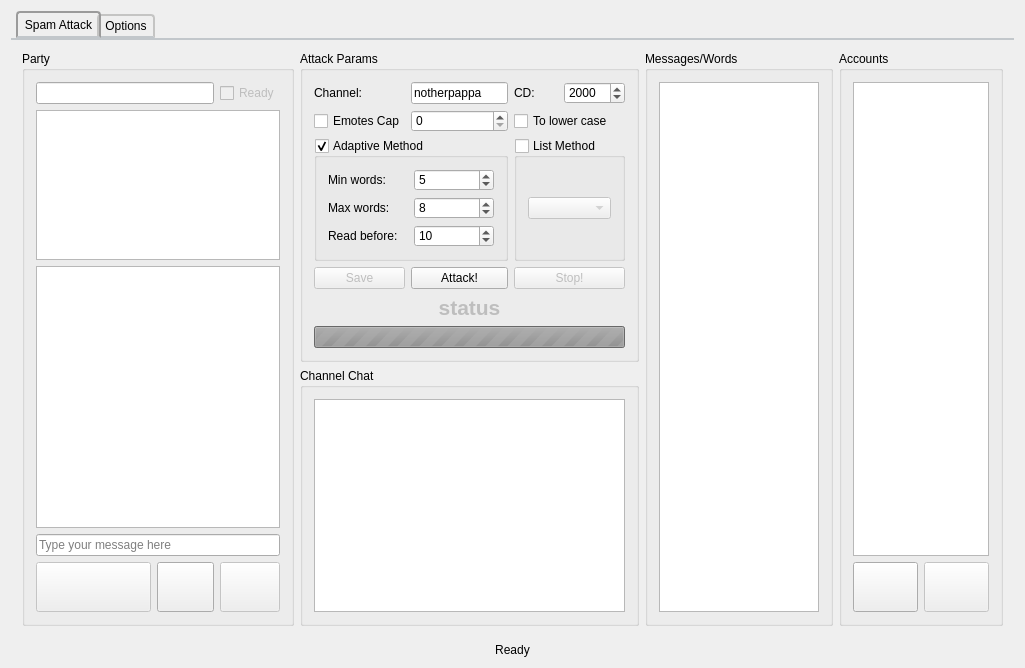
Above: mainwindow.ui from SpaceWind/cyber_jihad_bot_client before the change. Below: the same form after it.
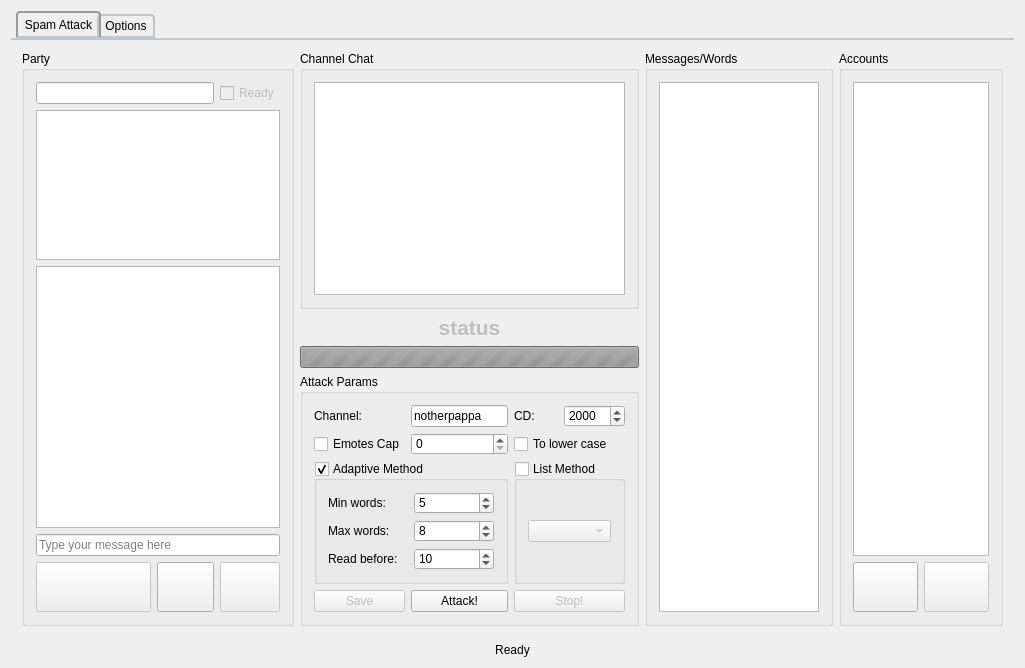
That is the form after the change. Icons and pictures are not drawn. Custom widgets are drawn as their Qt base class.

Patch:
```diff
--- a/mainwindow.ui
+++ b/mainwindow.ui
@@ -108,31 +108,7 @@
         <string>Spam Attack</string>
        </attribute>
        <layout class="QGridLayout" name="gridLayout_8">
-        <item row="1" column="1">
-         <widget class="QGroupBox" name="chatbox">
-          <property name="sizePolicy">
-           <sizepolicy hsizetype="Preferred" vsizetype="Expanding">
-            <horstretch>0</horstretch>
-            <verstretch>0</verstretch>
-           </sizepolicy>
-          </property>
-          <property name="minimumSize">
-           <size>
-            <width>0</width>
-            <height>0</height>
-           </size>
-          </property>
-          <property name="title">
-           <string>Channel Chat</string>
-          </property>
-          <layout class="QGridLayout" name="gridLayout_3">
-           <item row="0" column="0">
-            <widget class="ImageTextBrowser" name="channel_chat"/>
-           </item>
-          </layout>
-         </widget>
-        </item>
-        <item row="0" column="0" rowspan="2">
+        <item row="1" column="0" rowspan="4">
          <widget class="QGroupBox" name="party_box">
           <property name="sizePolicy">
            <sizepolicy hsizetype="Expanding" vsizetype="Preferred">
@@ -267,7 +243,7 @@
           </layout>
          </widget>
         </item>
-        <item row="0" column="3" rowspan="2">
+        <item row="1" column="3" rowspan="4">
          <widget class="QGroupBox" name="accounts_box">
           <property name="minimumSize">
            <size>
@@ -344,7 +320,7 @@
           </layout>
          </widget>
         </item>
-        <item row="0" column="2" rowspan="2">
+        <item row="1" column="2" rowspan="4">
          <widget class="QGroupBox" name="Words_box">
           <property name="maximumSize">
            <size>
@@ -362,7 +338,7 @@
           </layout>
          </widget>
         </item>
-        <item row="0" column="1">
+        <item row="4" column="1">
          <widget class="QGroupBox" name="attack_box">
           <property name="enabled">
            <bool>true</bool>
@@ -383,48 +359,6 @@
            <string>Attack Params</string>
           </property>
           <layout class="QGridLayout" name="gridLayout_4">
-           <item row="7" column="0" colspan="4">
-            <widget class="QProgressBar" name="progress">
-             <property name="enabled">
-              <bool>false</bool>
-             </property>
-             <property name="maximum">
-              <number>0</number>
-             </property>
-             <property name="value">
-              <number>0</number>
-             </property>
-             <property name="textVisible">
-              <bool>false</bool>
-             </property>
-             <property name="format">
-              <string/>
-             </property>
-            </widget>
-           </item>
-           <item row="6" column="0" colspan="4">
-            <widget class="QLabel" name="attack_status">
-             <property name="enabled">
-              <bool>false</bool>
-             </property>
-             <property name="font">
-              <font>
-               <pointsize>16</pointsize>
-               <weight>75</weight>
-               <bold>true</bold>
-              </font>
-             </property>
-             <property name="text">
-              <string>status</string>
-             </property>
-             <property name="scaledContents">
-              <bool>false</bool>
-             </property>
-             <property name="alignment">
-              <set>Qt::AlignCenter</set>
-             </property>
-            </widget>
-           </item>
            <item row="0" column="2">
             <widget class="QLabel" name="label_7">
              <property name="text">
@@ -623,6 +557,72 @@
           </layout>
          </widget>
         </item>
+        <item row="1" column="1">
+         <widget class="QGroupBox" name="chatbox">
+          <property name="sizePolicy">
+           <sizepolicy hsizetype="Preferred" vsizetype="Expanding">
+            <horstretch>0</horstretch>
+            <verstretch>0</verstretch>
+           </sizepolicy>
+          </property>
+          <property name="minimumSize">
+           <size>
+            <width>0</width>
+            <height>0</height>
+           </size>
+          </property>
+          <property name="title">
+           <string>Channel Chat</string>
+          </property>
+          <layout class="QGridLayout" name="gridLayout_3">
+           <item row="0" column="0">
+            <widget class="ImageTextBrowser" name="channel_chat"/>
+           </item>
+          </layout>
+         </widget>
+        </item>
+        <item row="2" column="1">
+         <widget class="QLabel" name="attack_status">
+          <property name="enabled">
+           <bool>false</bool>
+          </property>
+          <property name="font">
+           <font>
+            <pointsize>16</pointsize>
+            <weight>75</weight>
+            <bold>true</bold>
+           </font>
+          </property>
+          <property name="text">
+           <string>status</string>
+          </property>
+          <property name="scaledContents">
+           <bool>false</bool>
+          </property>
+          <property name="alignment">
+           <set>Qt::AlignCenter</set>
+          </property>
+         </widget>
+        </item>
+        <item row="3" column="1">
+         <widget class="QProgressBar" name="progress">
+          <property name="enabled">
+           <bool>false</bool>
+          </property>
+          <property name="maximum">
+           <number>0</number>
+          </property>
+          <property name="value">
+           <number>0</number>
+          </property>
+          <property name="textVisible">
+           <bool>false</bool>
+          </property>
+          <property name="format">
+           <string/>
+          </property>
+         </widget>
+        </item>
        </layout>
       </widget>
       <widget class="QWidget" name="tab_2">
```
